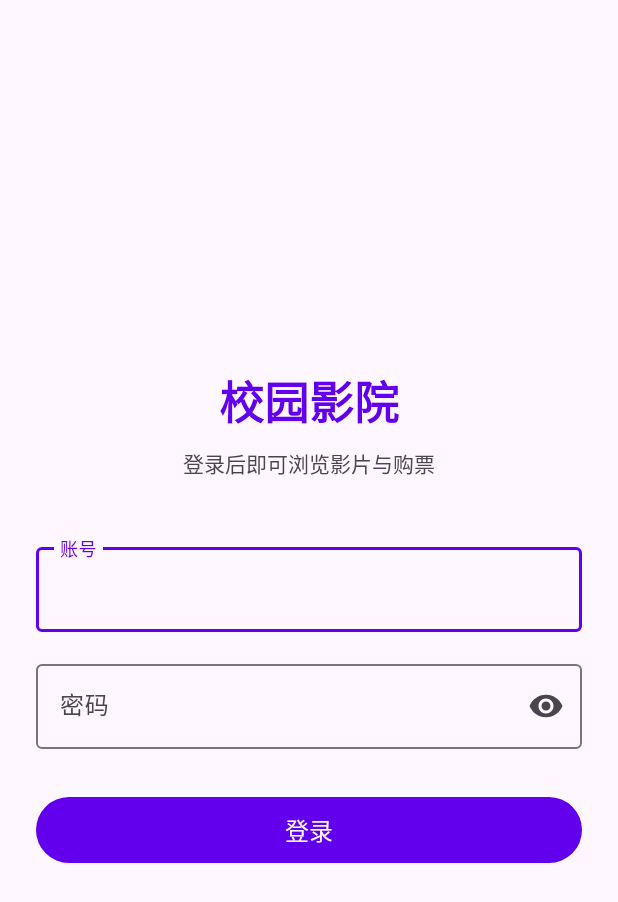
After one commit to seven3420/Android-final-project, an Android app: the LoginActivity screen opened directly, with no data from a screen before it, on a phone screen of 412 x 824 dp. The commit adds this screen. Shown: the top 902 px of the screen. Run offline under Robolectric (Android 15) with nearby library versions, the phone set to English and light mode, and no system bars.

Commit message:
feat: 完成 B-2 登录态与自动登录
- 登录页 + ViewModel，对接 POST /login
- SharedPreferences 持久化 Token，启动页自动校验
- 退出登录清空 Token 并回登录页
- 统一处理 401 失效并跳转登录页
- Android 17 本地网络权限申请

```diff
--- a/app/src/main/java/cn/edu/sicnu/cs/stu/zhuoyilin/sixth/App.kt
+++ b/app/src/main/java/cn/edu/sicnu/cs/stu/zhuoyilin/sixth/App.kt
@@ -1,11 +1,13 @@
 package cn.edu.sicnu.cs.stu.zhuoyilin.sixth
 
 import android.app.Application
+import cn.edu.sicnu.cs.stu.zhuoyilin.sixth.common.auth.AuthManager
 import cn.edu.sicnu.cs.stu.zhuoyilin.sixth.network.RetrofitClient
 
 class App : Application() {
     override fun onCreate() {
         super.onCreate()
+        AuthManager.init(this)
         RetrofitClient.init(this)
     }
 }
--- a/app/src/main/java/cn/edu/sicnu/cs/stu/zhuoyilin/sixth/network/ApiService.kt
+++ b/app/src/main/java/cn/edu/sicnu/cs/stu/zhuoyilin/sixth/network/ApiService.kt
@@ -1,7 +1,10 @@
 package cn.edu.sicnu.cs.stu.zhuoyilin.sixth.network
 
+import cn.edu.sicnu.cs.stu.zhuoyilin.sixth.network.model.LoginRequest
+import cn.edu.sicnu.cs.stu.zhuoyilin.sixth.network.model.LoginResult
 import cn.edu.sicnu.cs.stu.zhuoyilin.sixth.network.response.ApiResponse
 import retrofit2.Response
+import retrofit2.http.Body
 import retrofit2.http.GET
 import retrofit2.http.POST
 import retrofit2.http.Query
@@ -9,7 +12,7 @@ import retrofit2.http.Query
 interface ApiService {
     // A-2 账号内容域接口，参数等 A 组文档确认后再补
     @POST("login")
-    suspend fun login(): Response<ApiResponse<Any>>
+    suspend fun login(@Body body: LoginRequest): Response<ApiResponse<LoginResult>>
 
     @GET("getUserInfo")
     suspend fun getUserInfo(): Response<ApiResponse<Any>>
--- /dev/null
+++ b/app/src/main/java/cn/edu/sicnu/cs/stu/zhuoyilin/sixth/ui/login/LoginActivity.kt
@@ -0,0 +1,74 @@
+package cn.edu.sicnu.cs.stu.zhuoyilin.sixth.ui.login
+
+import android.content.Intent
+import android.os.Bundle
+import android.view.inputmethod.EditorInfo
+import androidx.activity.viewModels
+import cn.edu.sicnu.cs.stu.zhuoyilin.sixth.MainActivity
+import cn.edu.sicnu.cs.stu.zhuoyilin.sixth.base.BaseActivity
+import cn.edu.sicnu.cs.stu.zhuoyilin.sixth.common.auth.AuthManager
+import cn.edu.sicnu.cs.stu.zhuoyilin.sixth.databinding.ActivityLoginBinding
+import cn.edu.sicnu.cs.stu.zhuoyilin.sixth.util.ToastUtil
+
+class LoginActivity : BaseActivity() {
+
+    private lateinit var binding: ActivityLoginBinding
+    private val viewModel: LoginViewModel by viewModels()
+
+    override fun onCreate(savedInstanceState: Bundle?) {
+        super.onCreate(savedInstanceState)
+        binding = ActivityLoginBinding.inflate(layoutInflater)
+        setContentView(binding.root)
+
+        binding.btnLogin.setOnClickListener { doLogin() }
+        binding.etPassword.setOnEditorActionListener { _, actionId, _ ->
+            if (actionId == EditorInfo.IME_ACTION_DONE) {
+                doLogin()
+                true
+            } else {
+                false
+            }
+        }
+
+        viewModel.uiState.observe(this) { state ->
+            when (state) {
+                LoginUiState.Idle -> Unit
+                LoginUiState.Loading -> {
+                    showLoading()
+                    binding.btnLogin.isEnabled = false
+                }
+                is LoginUiState.Success -> {
+                    dismissLoading()
+                    AuthManager.saveToken(state.token)
+                    startActivity(Intent(this, MainActivity::class.java).apply {
+                        flags = Intent.FLAG_ACTIVITY_NEW_TASK or Intent.FLAG_ACTIVITY_CLEAR_TASK
+                    })
+                    finish()
+                }
+                is LoginUiState.Error -> {
+                    dismissLoading()
+                    binding.btnLogin.isEnabled = true
+                    ToastUtil.showShort(this, state.message)
+                }
+            }
+        }
+    }
+
+    private fun doLogin() {
+        val username = binding.etUsername.text?.toString()?.trim().orEmpty()
+        val password = binding.etPassword.text?.toString().orEmpty()
+
+        if (username.isEmpty()) {
+            binding.tilUsername.error = "请输入账号"
+            return
+        }
+        binding.tilUsername.error = null
+        if (password.isEmpty()) {
+            binding.tilPassword.error = "请输入密码"
+            return
+        }
+        binding.tilPassword.error = null
+
+        viewModel.login(username, password)
+    }
+}
--- /dev/null
+++ b/app/src/main/res/layout/activity_login.xml
@@ -0,0 +1,76 @@
+<?xml version="1.0" encoding="utf-8"?>
+<ScrollView xmlns:android="http://schemas.android.com/apk/res/android"
+    xmlns:app="http://schemas.android.com/apk/res-auto"
+    android:layout_width="match_parent"
+    android:layout_height="match_parent"
+    android:fillViewport="true">
+
+    <LinearLayout
+        android:layout_width="match_parent"
+        android:layout_height="wrap_content"
+        android:gravity="center"
+        android:orientation="vertical"
+        android:padding="24dp">
+
+        <TextView
+            android:layout_width="wrap_content"
+            android:layout_height="wrap_content"
+            android:text="校园影院"
+            android:textColor="?attr/colorPrimary"
+            android:textSize="30sp"
+            android:textStyle="bold" />
+
+        <TextView
+            android:layout_width="wrap_content"
+            android:layout_height="wrap_content"
+            android:layout_marginTop="8dp"
+            android:text="登录后即可浏览影片与购票"
+            android:textSize="14sp" />
+
+        <com.google.android.material.textfield.TextInputLayout
+            android:id="@+id/tilUsername"
+            style="@style/Widget.Material3.TextInputLayout.OutlinedBox"
+            android:layout_width="match_parent"
+            android:layout_height="wrap_content"
+            android:layout_marginTop="40dp"
+            android:hint="账号">
+
+            <com.google.android.material.textfield.TextInputEditText
+                android:id="@+id/etUsername"
+                android:layout_width="match_parent"
+                android:layout_height="wrap_content"
+                android:inputType="text"
+                android:maxLines="1" />
+
+        </com.google.android.material.textfield.TextInputLayout>
+
+        <com.google.android.material.textfield.TextInputLayout
+            android:id="@+id/tilPassword"
+            style="@style/Widget.Material3.TextInputLayout.OutlinedBox"
+            android:layout_width="match_parent"
+            android:layout_height="wrap_content"
+            android:layout_marginTop="16dp"
+            android:hint="密码"
+            app:endIconMode="password_toggle">
+
+            <com.google.android.material.textfield.TextInputEditText
+                android:id="@+id/etPassword"
+                android:layout_width="match_parent"
+                android:layout_height="wrap_content"
+                android:imeOptions="actionDone"
+                android:inputType="textPassword"
+                android:maxLines="1" />
+
+        </com.google.android.material.textfield.TextInputLayout>
+
+        <com.google.android.material.button.MaterialButton
+            android:id="@+id/btnLogin"
+            android:layout_width="match_parent"
+            android:layout_height="52dp"
+            android:layout_marginTop="28dp"
+            android:text="登录"
+            android:textSize="16sp" />
+
+    </LinearLayout>
+
+</ScrollView>
--- a/app/src/main/res/menu/bottom_menu.xml
+++ b/app/src/main/res/menu/bottom_menu.xml
@@ -2,4 +2,5 @@
 <menu xmlns:android="http://schemas.android.com/apk/res/android">
     <item android:id="@+id/game" android:title="Game"/>
     <item android:id="@+id/hello" android:title="Hello"/>
+    <item android:id="@+id/logout" android:title="退出"/>
 </menu>
--- a/app/src/main/res/values-night/themes.xml
+++ b/app/src/main/res/values-night/themes.xml
@@ -2,6 +2,7 @@
     <!-- Base application theme. -->
     <style name="Base.Theme.Sixth" parent="Theme.Material3.DayNight.NoActionBar">
         <!-- Customize your dark theme here. -->
-        <!-- <item name="colorPrimary">@color/my_dark_primary</item> -->
+        <item name="android:windowLightStatusBar">false</item>
+        <item name="android:windowLightNavigationBar">false</item>
     </style>
 </resources>
--- a/app/src/main/res/values/themes.xml
+++ b/app/src/main/res/values/themes.xml
@@ -4,6 +4,8 @@
         <item name="colorPrimary">@color/purple_500</item>
         <item name="colorOnPrimary">@color/white</item>
         <item name="colorSecondary">@color/teal_200</item>
+        <item name="android:windowLightStatusBar">true</item>
+        <item name="android:windowLightNavigationBar">true</item>
     </style>
 
     <style name="Theme.Sixth" parent="Base.Theme.Sixth" />
```
Also changed, not shown: app/src/main/AndroidManifest.xml (+12 -0 lines), app/src/main/java/cn/edu/sicnu/cs/stu/zhuoyilin/sixth/MainActivity.kt (+18 -1 lines), app/src/main/java/cn/edu/sicnu/cs/stu/zhuoyilin/sixth/base/BaseViewModel.kt (+18 -2 lines), app/src/main/java/cn/edu/sicnu/cs/stu/zhuoyilin/sixth/common/auth/AuthManager.kt (added, +62 -0 lines), app/src/main/java/cn/edu/sicnu/cs/stu/zhuoyilin/sixth/network/model/LoginModels.kt (added, +19 -0 lines), app/src/main/java/cn/edu/sicnu/cs/stu/zhuoyilin/sixth/ui/login/LoginViewModel.kt (added, +44 -0 lines), app/src/main/java/cn/edu/sicnu/cs/stu/zhuoyilin/sixth/ui/splash/SplashActivity.kt (added, +81 -0 lines), app/src/main/java/cn/edu/sicnu/cs/stu/zhuoyilin/sixth/ui/splash/SplashViewModel.kt (added, +31 -0 lines), app/src/main/res/layout/activity_splash.xml (added, +22 -0 lines).
